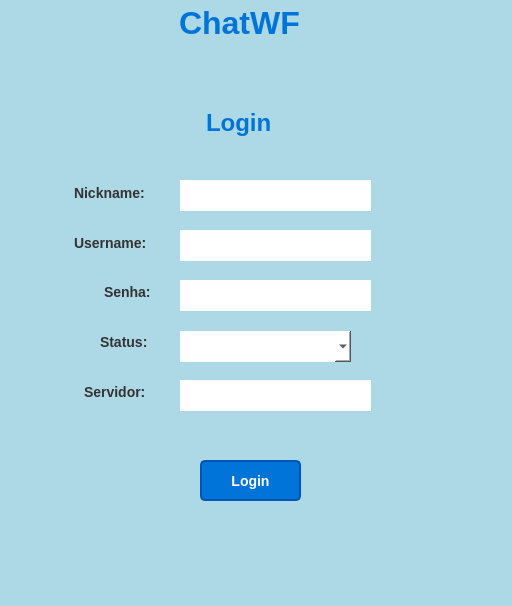
Old version of the form src/interfaces/ModeloAutenticacao.ui in the repository fornari03/ChatWF.
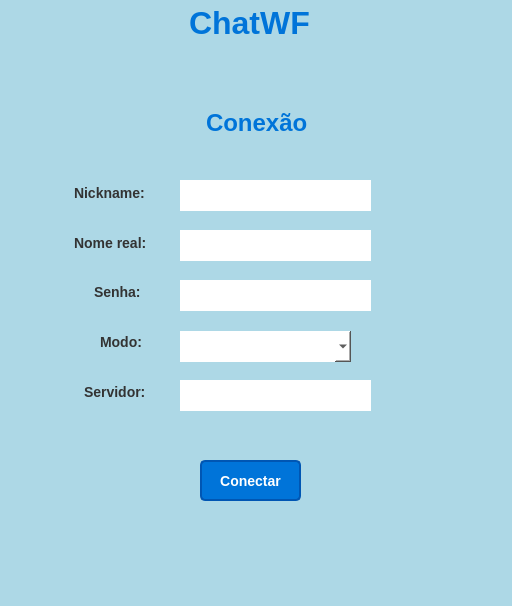
New version of the form.

Commit message: Código comentado e alteração de nomes de widgets

The edit to the form file:
```diff
--- a/src/interfaces/ModeloAutenticacao.ui
+++ b/src/interfaces/ModeloAutenticacao.ui
@@ -46,15 +46,15 @@
      <string notr="true">color: #333; font-size: 14px; font-weight: bold; margin-bottom: 5px;</string>
     </property>
     <property name="text">
-     <string>Username:</string>
+     <string>Nome real:</string>
     </property>
    </widget>
    <widget class="QLabel" name="labelSenha">
     <property name="geometry">
      <rect>
-      <x>100</x>
+      <x>90</x>
       <y>279</y>
-      <width>51</width>
+      <width>61</width>
       <height>31</height>
      </rect>
     </property>
@@ -78,7 +78,7 @@
      <string notr="true">color: #0074d9; font-size: 24px; font-weight: bold; margin-bottom: 5px;</string>
     </property>
     <property name="text">
-     <string>Login</string>
+     <string>Conexão</string>
     </property>
    </widget>
    <widget class="QLabel" name="labelStatus">
@@ -94,7 +94,7 @@
      <string notr="true">color: #333; font-size: 14px; font-weight: bold; margin-bottom: 5px;</string>
     </property>
     <property name="text">
-     <string>Status:</string>
+     <string>Modo:</string>
     </property>
    </widget>
    <widget class="QPushButton" name="pushButtonLogin">
@@ -116,7 +116,7 @@
     font-weight: bold;</string>
     </property>
     <property name="text">
-     <string>Login</string>
+     <string>Conectar</string>
     </property>
    </widget>
    <widget class="QLineEdit" name="lineEditNickname">
@@ -205,7 +205,7 @@
    <widget class="QLabel" name="labelChatWF">
     <property name="geometry">
      <rect>
-      <x>170</x>
+      <x>180</x>
       <y>0</y>
       <width>191</width>
       <height>51</height>
```
Left out of the diff: 12 changed lines with no effect on the pictures. The commit also changes 4 other files.
